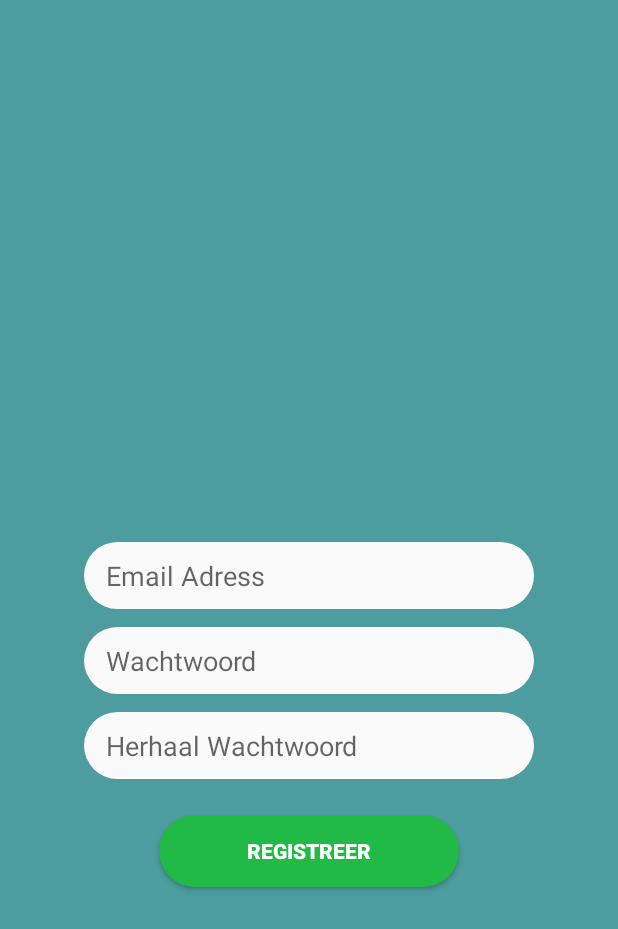
After one commit to brentschets/TheHubAndroid, an Android app: the RegisterActivity screen opened directly, with no data from a screen before it, on a phone screen of 412 x 824 dp. The commit adds this screen. Shown: the top 929 px of the screen. Run offline under Robolectric (Android 15) with nearby library versions, the phone set to English and light mode, and no system bars; our stand-ins replace Firebase (no records; nobody signed in at launch, a user with empty details on screens opened directly).

Commit message:
scherm voor registreren

```diff
--- a/app/build.gradle
+++ b/app/build.gradle
@@ -27,6 +27,7 @@ dependencies {
     implementation "org.jetbrains.kotlin:kotlin-stdlib-jdk7:$kotlin_version"
     implementation 'com.android.support:appcompat-v7:28.0.0'
     implementation 'com.android.support.constraint:constraint-layout:1.1.3'
+    implementation 'com.android.support:design:28.0.0'
     testImplementation 'junit:junit:4.12'
     androidTestImplementation 'com.android.support.test:runner:1.0.2'
     androidTestImplementation 'com.android.support.test.espresso:espresso-core:3.0.2'
--- /dev/null
+++ b/app/src/main/java/brentschets/com/projecthub/RegisterActivity.kt
@@ -0,0 +1,82 @@
+package brentschets.com.projecthub
+
+
+import android.support.v7.app.AppCompatActivity
+import android.os.Bundle
+import android.text.TextUtils
+import android.util.Log
+import android.view.View
+import android.widget.Toast
+import com.google.firebase.auth.FirebaseAuth
+import kotlinx.android.synthetic.main.activity_register.*
+
+
+class RegisterActivity : AppCompatActivity(), View.OnClickListener {
+
+    private val TAG = "FirebaseEmailPassword"
+
+    private var mAuth: FirebaseAuth? = null
+
+    override fun onCreate(savedInstanceState: Bundle?) {
+        super.onCreate(savedInstanceState)
+        setContentView(R.layout.activity_register)
+        btn_register.setOnClickListener(this)
+        //firebase
+        mAuth = FirebaseAuth.getInstance()
+    }
+
+    override fun onClick(view: View?) {
+        val i = view!!.id
+        if(i == R.id.btn_register){
+            val pw = txt_register_password.text.toString()
+            val cpw = txt_register_cpassword.text.toString()
+            if(pw != cpw){
+                Toast.makeText(applicationContext, "Passwords do not match!", Toast.LENGTH_SHORT).show()
+            }else{
+                creatAccount(txt_register_email.text.toString(),txt_register_password.text.toString())
+            }
+        }
+    }
+
+    private fun creatAccount(email: String, password: String) {
+        if(!validateForm(email, password)){
+            return
+        }
+        Log.e(TAG, "createAccount" + email)
+        mAuth!!.createUserWithEmailAndPassword(email, password).addOnCompleteListener(this) { task ->
+            if (task.isSuccessful) {
+                // Sign in: success
+                Log.e(TAG, "creatAccount: success")
+                Toast.makeText(applicationContext, "Registration succeeded!", Toast.LENGTH_SHORT).show()
+            } else {
+                // Sign in: fail
+                Log.e(TAG, "creatAccount: fail")
+                Toast.makeText(applicationContext, "Registration failed!", Toast.LENGTH_SHORT).show()
+            }
+        }
+    }
+
+    private fun validateForm(email: String, password : String): Boolean{
+        if(TextUtils.isEmpty(email)){
+            Toast.makeText(applicationContext, "Enter email address!", Toast.LENGTH_SHORT).show()
+            return false
+        }
+
+        if(TextUtils.isEmpty(password)){
+            Toast.makeText(applicationContext, "Enter password!", Toast.LENGTH_SHORT).show()
+            return false
+        }
+
+        if(password.length < 6){
+            Toast.makeText(applicationContext, "Password to short minimum of 6 characters", Toast.LENGTH_SHORT).show()
+            return false
+        }
+
+        return true
+    }
+
+
+
+
+
+}
--- a/app/src/main/res/layout/activity_login.xml
+++ b/app/src/main/res/layout/activity_login.xml
@@ -13,11 +13,12 @@
         android:layout_height="wrap_content"
         android:layout_marginStart="8dp"
         android:layout_marginLeft="8dp"
-        android:layout_marginTop="8dp"
+        android:layout_marginTop="16dp"
         android:layout_marginEnd="8dp"
         android:layout_marginRight="8dp"
         android:background="#4D9CA0"
         app:layout_constraintEnd_toEndOf="parent"
+        app:layout_constraintHorizontal_bias="0.502"
         app:layout_constraintStart_toStartOf="parent"
         app:layout_constraintTop_toTopOf="parent"
         app:title="Login Screen" />
@@ -102,6 +103,8 @@
         app:layout_constraintTop_toTopOf="@+id/btn_login" />
 
     <Button
+        android:background="@drawable/button_style"
+        android:textColor="#fff"
         android:id="@+id/btn_create_account"
         android:layout_width="wrap_content"
         android:layout_height="wrap_content"
--- /dev/null
+++ b/app/src/main/res/layout/activity_register.xml
@@ -0,0 +1,113 @@
+<?xml version="1.0" encoding="utf-8"?>
+<android.support.constraint.ConstraintLayout xmlns:android="http://schemas.android.com/apk/res/android"
+    xmlns:app="http://schemas.android.com/apk/res-auto"
+    xmlns:tools="http://schemas.android.com/tools"
+    android:background="#4D9CA0"
+    android:layout_width="match_parent"
+    android:layout_height="match_parent"
+    tools:context=".RegisterActivity">
+
+    <!-- Login progress -->
+
+    <ProgressBar
+        android:id="@+id/login_progress"
+        android:layout_width="wrap_content"
+        android:layout_height="wrap_content"
+        android:layout_marginStart="16dp"
+        android:layout_marginLeft="16dp"
+        android:layout_marginTop="16dp"
+        android:visibility="gone"
+        app:layout_constraintStart_toStartOf="parent"
+        app:layout_constraintTop_toTopOf="parent" />
+
+
+    <android.support.design.widget.TextInputLayout
+        android:id="@+id/textInputLayout"
+        android:layout_width="0dp"
+        android:layout_height="wrap_content"
+        android:layout_marginTop="32dp"
+        android:layout_marginEnd="8dp"
+        android:layout_marginRight="8dp"
+        app:layout_constraintEnd_toEndOf="parent"
+        app:layout_constraintTop_toTopOf="parent">
+
+    </android.support.design.widget.TextInputLayout>
+
+    <EditText
+        android:id="@+id/txt_register_password"
+        android:layout_width="300dp"
+        android:layout_height="wrap_content"
+        android:layout_marginStart="8dp"
+        android:layout_marginLeft="8dp"
+        android:layout_marginTop="6dp"
+        android:layout_marginEnd="8dp"
+        android:layout_marginRight="8dp"
+        android:background="@drawable/edit_text_style"
+        android:ems="10"
+        android:hint="Wachtwoord"
+        android:inputType="textPassword"
+        app:layout_constraintEnd_toEndOf="parent"
+        app:layout_constraintStart_toStartOf="parent"
+        app:layout_constraintTop_toTopOf="@+id/guideline2" />
+
+    <EditText
+        android:id="@+id/txt_register_cpassword"
+        android:layout_width="300dp"
+        android:layout_height="wrap_content"
+        android:layout_marginStart="8dp"
+        android:layout_marginLeft="8dp"
+        android:layout_marginTop="12dp"
+        android:layout_marginEnd="8dp"
+        android:layout_marginRight="8dp"
+        android:background="@drawable/edit_text_style"
+        android:ems="10"
+        android:hint="Herhaal Wachtwoord"
+        android:inputType="textPassword"
+        app:layout_constraintEnd_toEndOf="parent"
+        app:layout_constraintStart_toStartOf="parent"
+        app:layout_constraintTop_toBottomOf="@+id/txt_register_password" />
+
+    <Button
+        android:id="@+id/btn_register"
+        android:layout_width="200dp"
+        android:layout_height="wrap_content"
+        android:layout_marginStart="8dp"
+        android:layout_marginLeft="8dp"
+        android:layout_marginTop="24dp"
+        android:layout_marginEnd="8dp"
+        android:layout_marginRight="8dp"
+        android:background="@drawable/button_style"
+        android:text="Registreer"
+        android:textColor="#fff"
+        android:textStyle="bold"
+        app:layout_constraintEnd_toEndOf="parent"
+        app:layout_constraintStart_toStartOf="parent"
+        app:layout_constraintTop_toBottomOf="@+id/txt_register_cpassword" />
+
+    <EditText
+        android:id="@+id/txt_register_email"
+        style="@style/Widget.AppCompat.EditText"
+        android:layout_width="300dp"
+        android:layout_height="wrap_content"
+        android:layout_marginStart="8dp"
+        android:layout_marginLeft="8dp"
+        android:layout_marginEnd="8dp"
+        android:layout_marginRight="8dp"
+        android:layout_marginBottom="6dp"
+        android:background="@drawable/edit_text_style"
+        android:ems="10"
+        android:hint="Email Adress"
+        android:inputType="textEmailAddress"
+        app:layout_constraintBottom_toTopOf="@+id/guideline2"
+        app:layout_constraintEnd_toEndOf="parent"
+        app:layout_constraintStart_toStartOf="parent" />
+
+    <android.support.constraint.Guideline
+        android:id="@+id/guideline2"
+        android:layout_width="wrap_content"
+        android:layout_height="wrap_content"
+        android:orientation="horizontal"
+        app:layout_constraintGuide_percent="0.5" />
+
+
+</android.support.constraint.ConstraintLayout>
--- /dev/null
+++ b/app/src/main/res/values/dimens.xml
@@ -0,0 +1,5 @@
+<resources>
+    <!-- Default screen margins, per the Android Design guidelines. -->
+    <dimen name="activity_horizontal_margin">16dp</dimen>
+    <dimen name="activity_vertical_margin">16dp</dimen>
+</resources>
```
Also changed, not shown: app/src/main/AndroidManifest.xml (+11 -5 lines), app/src/main/java/brentschets/com/projecthub/LoginActivity.kt (+2 -32 lines), app/src/main/res/values/strings.xml (+13 -0 lines).
